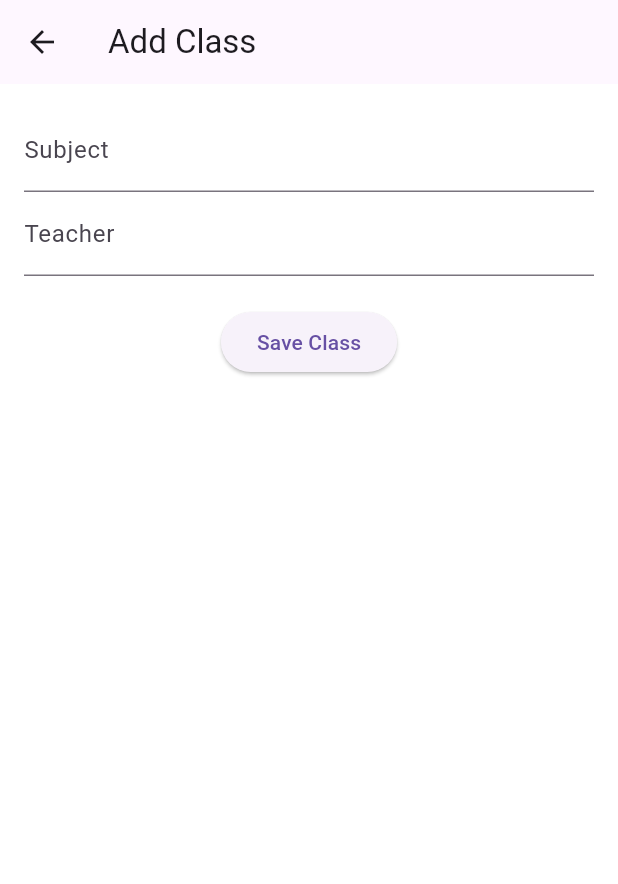
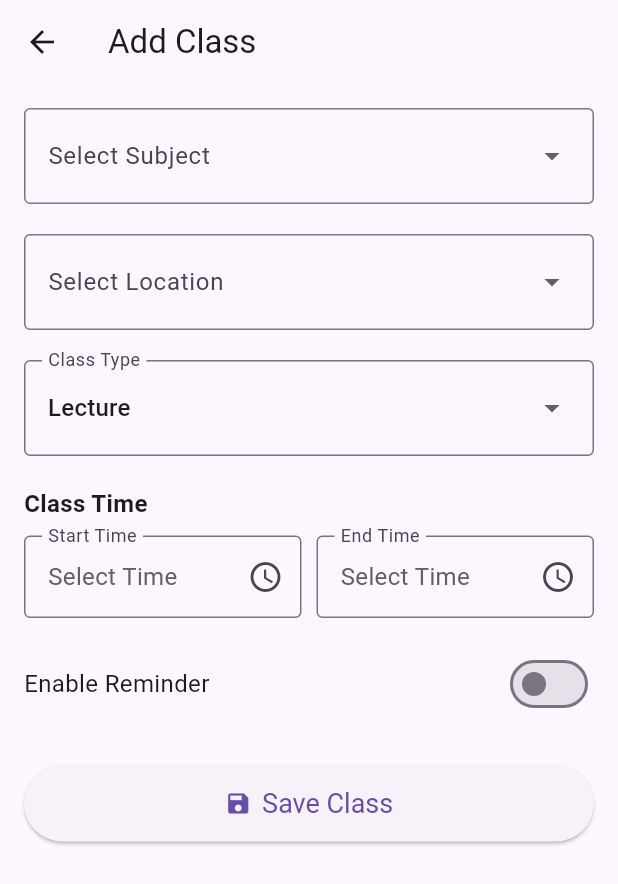
Before and after one commit to imanmysarah3108/skedule, a Flutter app: the AddClassScreen screen opened directly, on a phone screen of 412 x 824 dp. Shown: the top 884 px of the screen. Run offline on Flutter 3.47's test engine with Material 3 defaults, Android fonts, the phone set to English and light mode, and no system bars; our stand-ins replace awesome_notifications, supabase_flutter; accounts and stored records are empty.

Commit message:
add new interfaces

```diff
--- a/lib/add_class_screen.dart
+++ /dev/null
@@ -1,30 +0,0 @@
-import 'package:flutter/material.dart';
-
-class AddClassScreen extends StatelessWidget {
-  final subjectController = TextEditingController();
-  final teacherController = TextEditingController();
-
-  @override
-  Widget build(BuildContext context) {
-    return Scaffold(
-      appBar: AppBar(title: Text("Add Class")),
-      body: Padding(
-        padding: EdgeInsets.all(16),
-        child: Column(
-          children: [
-            TextField(controller: subjectController, decoration: InputDecoration(labelText: "Subject")),
-            TextField(controller: teacherController, decoration: InputDecoration(labelText: "Teacher")),
-            SizedBox(height: 20),
-            ElevatedButton(
-              onPressed: () {
-                // Will be added later
-                ScaffoldMessenger.of(context).showSnackBar(SnackBar(content: Text("Saved (not really yet 😅)")));
-              },
-              child: Text("Save Class"),
-            )
-          ],
-        ),
-      ),
-    );
-  }
-}
--- /dev/null
+++ b/lib/interfaces/add_class_screen.dart
@@ -0,0 +1,224 @@
+import 'package:flutter/material.dart';
+import 'package:intl/intl.dart'; // For formatting TimeOfDay
+
+class AddClassScreen extends StatefulWidget {
+  @override
+  _AddClassScreenState createState() => _AddClassScreenState();
+}
+
+class _AddClassScreenState extends State<AddClassScreen> {
+  // Controllers for optional text input fields (not explicitly requested, but good practice if needed)
+  // final classNameController = TextEditingController(); // Example if you want a class name text input
+
+  // Dropdown states
+  String? _selectedSubject;
+  String? _selectedLocation;
+  String? _selectedClassType = 'Lecture'; // Default value
+
+  // Time picker states
+  TimeOfDay? _startTime;
+  TimeOfDay? _endTime;
+
+  // Toggle state
+  bool _reminderEnabled = false;
+
+  // Temporary dummy lists for dropdowns (will be populated from database later)
+  final List<String> _subjects = ['Mathematics', 'Science', 'History', 'Art'];
+  final List<String> _locations = ['Building A - Room 101', 'Building B - Lab 205', 'Online'];
+  final List<String> _classTypes = ['Lecture', 'Lab'];
+
+  // Function to show the time picker
+  Future<void> _selectTime(BuildContext context, bool isStartTime) async {
+    final TimeOfDay? picked = await showTimePicker(
+      context: context,
+      initialTime: isStartTime
+          ? (_startTime ?? TimeOfDay.now())
+          : (_endTime ?? TimeOfDay.now().plusHours(1)), // Default end time 1 hour after start
+      builder: (BuildContext context, Widget? child) {
+        return MediaQuery(
+          data: MediaQuery.of(context).copyWith(alwaysUse24HourFormat: false), // Set to true for 24-hour format
+          child: child!,
+        );
+      },
+    );
+    if (picked != null) {
+      setState(() {
+        if (isStartTime) {
+          _startTime = picked;
+        } else {
+          _endTime = picked;
+        }
+      });
+    }
+  }
+
+  @override
+  Widget build(BuildContext context) {
+    return Scaffold(
+      appBar: AppBar(title: Text("Add Class")),
+      body: Padding(
+        padding: EdgeInsets.all(16),
+        child: SingleChildScrollView( // Use SingleChildScrollView for scrollability if content overflows
+          child: Column(
+            crossAxisAlignment: CrossAxisAlignment.stretch, // Stretch children horizontally
+            children: [
+              // Subject Dropdown
+              _buildDropdown(
+                label: "Select Subject",
+                value: _selectedSubject,
+                items: _subjects,
+                onChanged: (String? newValue) {
+                  setState(() {
+                    _selectedSubject = newValue;
+                  });
+                },
+              ),
+              SizedBox(height: 20),
+
+              // Location Dropdown
+              _buildDropdown(
+                label: "Select Location",
+                value: _selectedLocation,
+                items: _locations,
+                onChanged: (String? newValue) {
+                  setState(() {
+                    _selectedLocation = newValue;
+                  });
+                },
+              ),
+              SizedBox(height: 20),
+
+              // Class Type Dropdown
+              _buildDropdown(
+                label: "Class Type",
+                value: _selectedClassType,
+                items: _classTypes,
+                onChanged: (String? newValue) {
+                  setState(() {
+                    _selectedClassType = newValue;
+                  });
+                },
+              ),
+              SizedBox(height: 20),
+
+              // Time Pickers
+              Text("Class Time", style: TextStyle(fontSize: 16, fontWeight: FontWeight.bold)),
+              SizedBox(height: 10),
+              Row(
+                children: [
+                  Expanded(
+                    child: _buildTimePickerField(context, "Start Time", _startTime, true),
+                  ),
+                  SizedBox(width: 10),
+                  Expanded(
+                    child: _buildTimePickerField(context, "End Time", _endTime, false),
+                  ),
+                ],
+              ),
+              SizedBox(height: 20),
+
+              // Reminder Toggle
+              Row(
+                mainAxisAlignment: MainAxisAlignment.spaceBetween,
+                children: [
+                  Text("Enable Reminder", style: TextStyle(fontSize: 16)),
+                  Switch(
+                    value: _reminderEnabled,
+                    onChanged: (bool value) {
+                      setState(() {
+                        _reminderEnabled = value;
+                      });
+                    },
+                  ),
+                ],
+              ),
+              SizedBox(height: 30),
+
+              // Save Class Button
+              ElevatedButton.icon(
+                onPressed: () {
+                  // Access the selected values here:
+                  // print('Subject: $_selectedSubject');
+                  // print('Location: $_selectedLocation');
+                  // print('Class Type: $_selectedClassType');
+                  // print('Start Time: ${_startTime?.format(context)}');
+                  // print('End Time: ${_endTime?.format(context)}');
+                  // print('Reminder Enabled: $_reminderEnabled');
+
+                  ScaffoldMessenger.of(context).showSnackBar(
+                    SnackBar(content: Text("Class saved (conceptually)! Check debug console for values.")),
+                  );
+                },
+                icon: Icon(Icons.save), // Changed icon to save
+                label: Text("Save Class"),
+                style: ElevatedButton.styleFrom(
+                  padding: EdgeInsets.symmetric(vertical: 15),
+                  textStyle: TextStyle(fontSize: 18),
+                ),
+              ),
+            ],
+          ),
+        ),
+      ),
+    );
+  }
+
+  // Helper method to build consistent dropdowns
+  Widget _buildDropdown({
+    required String label,
+    required String? value,
+    required List<String> items,
+    required ValueChanged<String?> onChanged,
+  }) {
+    return InputDecorator(
+      decoration: InputDecoration(
+        labelText: label,
+        border: OutlineInputBorder(),
+        contentPadding: EdgeInsets.symmetric(horizontal: 12, vertical: 8),
+      ),
+      isEmpty: value == null,
+      child: DropdownButtonHideUnderline(
+        child: DropdownButton<String>(
+          value: value,
+          isExpanded: true,
+          onChanged: onChanged,
+          items: items.map<DropdownMenuItem<String>>((String item) {
+            return DropdownMenuItem<String>(
+              value: item,
+              child: Text(item),
+            );
+          }).toList(),
+        ),
+      ),
+    );
+  }
+
+  // Helper method to build consistent time picker fields
+  Widget _buildTimePickerField(
+      BuildContext context, String label, TimeOfDay? time, bool isStartTime) {
+    return InkWell( // Use InkWell to make the text field tappable
+      onTap: () => _selectTime(context, isStartTime),
+      child: InputDecorator(
+        decoration: InputDecoration(
+          labelText: label,
+          border: OutlineInputBorder(),
+          suffixIcon: Icon(Icons.access_time),
+        ),
+        child: Text(
+          time == null ? 'Select Time' : time.format(context),
+          style: TextStyle(fontSize: 16, color: time == null ? Colors.grey[700] : Colors.black),
+        ),
+      ),
+    );
+  }
+}
+
+// Extension to add hours to TimeOfDay (for initial end time)
+extension TimeOfDayExtension on TimeOfDay {
+  TimeOfDay plusHours(int hours) {
+    int totalMinutes = this.hour * 60 + this.minute + hours * 60;
+    int newHour = (totalMinutes ~/ 60) % 24;
+    int newMinute = totalMinutes % 60;
+    return TimeOfDay(hour: newHour, minute: newMinute);
+  }
+}
--- a/lib/login_screen.dart
+++ b/lib/interfaces/login_screen.dart
@@ -1,7 +1,7 @@
 import 'package:flutter/material.dart';
 import 'package:supabase_flutter/supabase_flutter.dart';
 import 'home_screen.dart';
-import 'register_screen.dart';
+import '../register_screen.dart';
 
 class LoginScreen extends StatefulWidget {
   const LoginScreen({super.key});
--- a/lib/register_screen.dart
+++ b/lib/register_screen.dart
@@ -1,6 +1,6 @@
 import 'package:flutter/material.dart';
 import 'package:supabase_flutter/supabase_flutter.dart';
-import 'home_screen.dart';
+import 'interfaces/home_screen.dart';
 
 class RegisterScreen extends StatelessWidget {
   final emailController = TextEditingController();
```
Also changed, not shown: lib/home_screen.dart (deleted, +0 -72 lines), lib/interfaces/add_location_screen.dart (added, +38 -0 lines), lib/interfaces/add_subject_screen.dart (added, +32 -0 lines), lib/interfaces/home_screen.dart (added, +189 -0 lines), lib/main.dart (+48 -19 lines).
